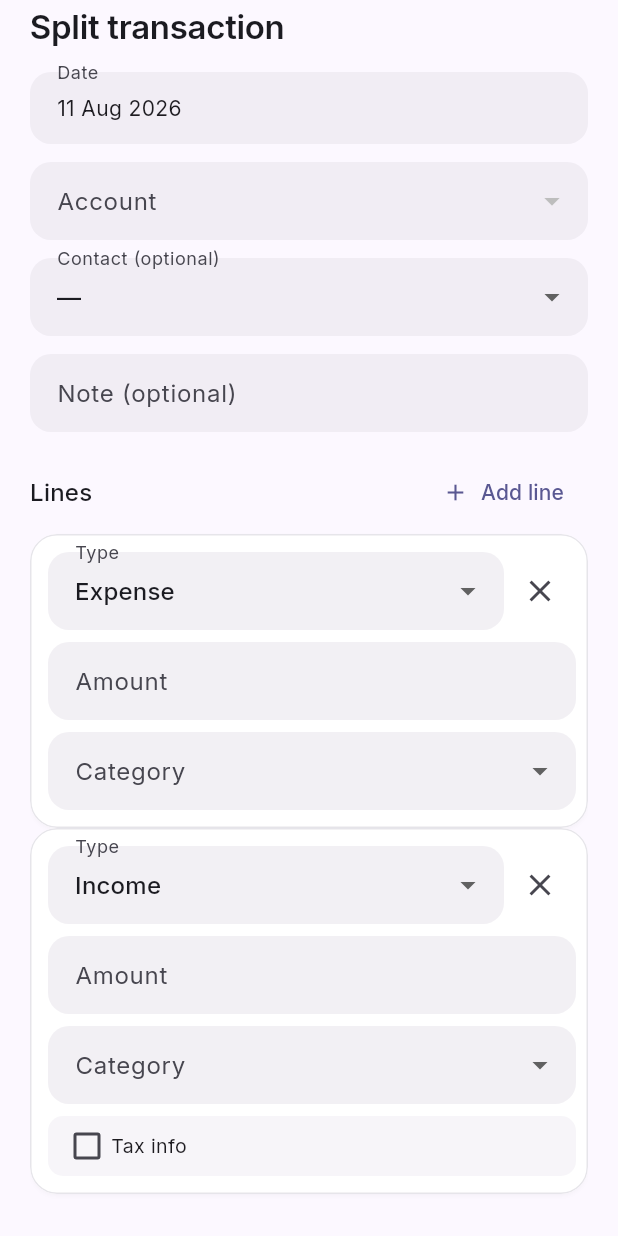
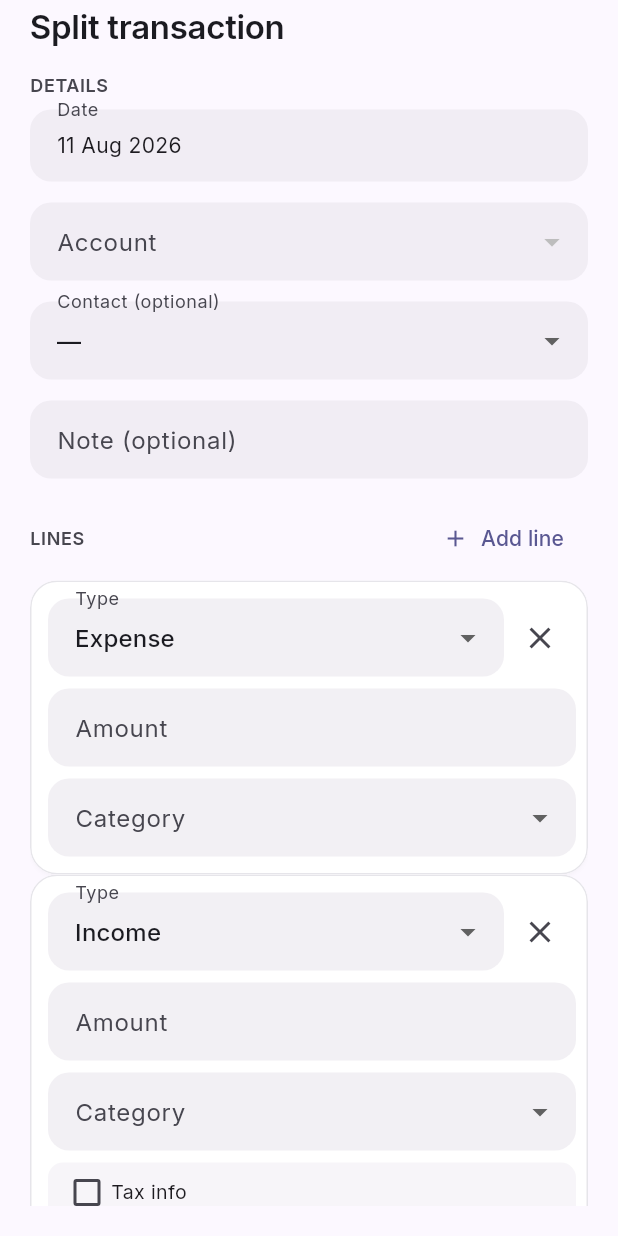
Before and after one commit to TheCoderAS/nizkhata, a Flutter app: the _SplitTransactionForm widget shown alone on an empty page, opened directly, on a phone screen of 412 x 824 dp. Run offline on Flutter 3.47's test engine with Material 3 defaults, Android fonts, the phone set to English and light mode, and no system bars; our stand-ins replace cloud_firestore, firebase_auth, firebase_core, fl_chart, go_router, google_fonts and 3 more; accounts and stored records are empty.

Commit message:
Forms: consistent spacing + section grouping (transaction + split sheets); bottom SafeArea

```diff
--- a/mobile/lib/screens/split_transaction_form.dart
+++ b/mobile/lib/screens/split_transaction_form.dart
@@ -329,14 +329,17 @@ class _SplitTransactionFormState extends State<_SplitTransactionForm> {
 
     return Padding(
       padding: const EdgeInsets.fromLTRB(20, 4, 20, 20),
-      child: SingleChildScrollView(
-        child: Column(
+      child: SafeArea(
+        top: false,
+        child: SingleChildScrollView(
+          child: Column(
           mainAxisSize: MainAxisSize.min,
           crossAxisAlignment: CrossAxisAlignment.start,
           children: [
             Text(_isEditing ? 'Edit split transaction' : 'Split transaction',
                 style: Theme.of(context).textTheme.titleLarge),
             const SizedBox(height: 16),
+            _sectionLabel('Details'),
             // Date
             InkWell(
               onTap: () async {
@@ -353,7 +356,7 @@ class _SplitTransactionFormState extends State<_SplitTransactionForm> {
                 child: Text(formatDate(_date)),
               ),
             ),
-            const SizedBox(height: 12),
+            const SizedBox(height: 14),
             DropdownButtonFormField<String>(
               // Guard stale ids (deleted account) → null, else the form blanks.
               value: accounts.any((a) => a.id == _accountId) ? _accountId : null,
@@ -361,7 +364,7 @@ class _SplitTransactionFormState extends State<_SplitTransactionForm> {
               items: [for (final a in accounts) DropdownMenuItem(value: a.id, child: Text(a.name))],
               onChanged: (v) => setState(() => _accountId = v),
             ),
-            const SizedBox(height: 12),
+            const SizedBox(height: 14),
             DropdownButtonFormField<String>(
               value: contacts.any((c) => c.id == _contactId) ? _contactId : null,
               decoration: const InputDecoration(labelText: 'Contact (optional)'),
@@ -371,7 +374,7 @@ class _SplitTransactionFormState extends State<_SplitTransactionForm> {
               ],
               onChanged: (v) => setState(() => _contactId = v),
             ),
-            const SizedBox(height: 12),
+            const SizedBox(height: 14),
             TextFormField(
               controller: _note,
               decoration: const InputDecoration(labelText: 'Note (optional)'),
@@ -380,7 +383,7 @@ class _SplitTransactionFormState extends State<_SplitTransactionForm> {
             Row(
               mainAxisAlignment: MainAxisAlignment.spaceBetween,
               children: [
-                Text('Lines', style: Theme.of(context).textTheme.titleMedium),
+                Text('Lines'.toUpperCase(), style: _sectionLabelStyle),
                 TextButton.icon(
                   onPressed: _addLine,
                   icon: const Icon(Icons.add, size: 18),
@@ -390,7 +393,7 @@ class _SplitTransactionFormState extends State<_SplitTransactionForm> {
             ),
             const SizedBox(height: 4),
             for (var i = 0; i < _lines.length; i++) _lineCard(i, data, accounts, debts),
-            const SizedBox(height: 12),
+            const SizedBox(height: 14),
             // Live computed total.
             Container(
               padding: const EdgeInsets.symmetric(horizontal: 14, vertical: 12),
@@ -432,10 +435,24 @@ class _SplitTransactionFormState extends State<_SplitTransactionForm> {
               ),
             ),
           ],
+          ),
         ),
       ),
     );
   }
+
+  /// Muted, spaced-out label for grouping a set of related fields.
+  TextStyle? get _sectionLabelStyle => Theme.of(context).textTheme.titleSmall?.copyWith(
+        fontSize: 12,
+        letterSpacing: 0.4,
+        fontWeight: FontWeight.w600,
+        color: Theme.of(context).colorScheme.onSurfaceVariant,
+      );
+
+  Widget _sectionLabel(String text) => Padding(
+        padding: const EdgeInsets.only(bottom: 8),
+        child: Text(text.toUpperCase(), style: _sectionLabelStyle),
+      );
 
   Widget _lineCard(int i, DataController data, List<Account> accounts, List<Debt> debts) {
     final r = _lines[i];
```
Also changed, not shown: mobile/lib/screens/transaction_form.dart (+13 -10 lines).
